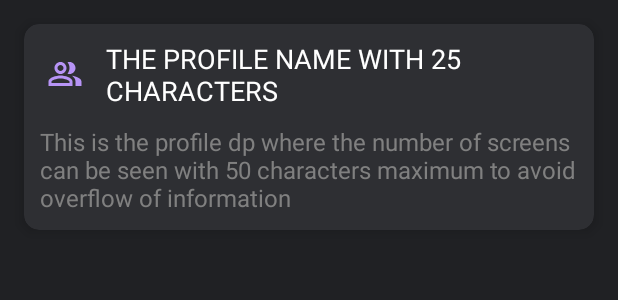
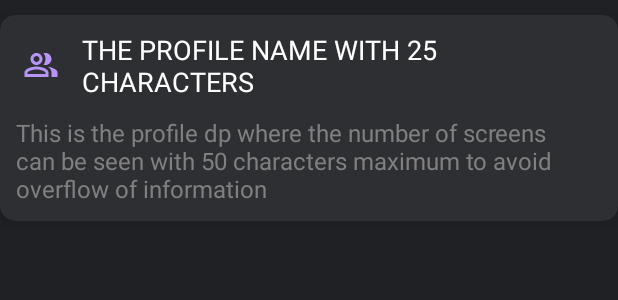
Before and after one commit to AnuragGorkar/CoviCareApp, an Android app: the layout custom_groups_added_card.xml on its own in the app's theme, with its tools: preview values and no code run, on a phone screen of 412 x 824 dp. Shown: the top 300 px of the screen. Run offline under Robolectric (Android 15) with nearby library versions, the phone set to English and light mode, and no system bars.

Commit message:
Groups Added Card

```diff
--- a/app/src/main/res/layout/custom_groups_added_card.xml
+++ b/app/src/main/res/layout/custom_groups_added_card.xml
@@ -3,18 +3,17 @@
     xmlns:app="http://schemas.android.com/apk/res-auto"
     android:layout_width="match_parent"
     android:layout_height="wrap_content"
-    android:layout_margin="16dp"
+    android:layout_marginTop="10dp"
     android:background="@drawable/custom_toolbar_background"
     app:cardBackgroundColor="@color/black_600"
     app:cardCornerRadius="10dp"
     app:cardElevation="5dp">
 
     <LinearLayout
+        android:layout_margin="5dp"
         android:layout_width="match_parent"
         android:layout_height="match_parent"
-        android:layout_margin="5dp"
         android:orientation="horizontal">
-
 
         <LinearLayout
             android:layout_width="wrap_content"
--- a/app/src/main/res/layout/fragment_added_groups.xml
+++ b/app/src/main/res/layout/fragment_added_groups.xml
@@ -11,7 +11,6 @@
         android:id="@+id/recycler_view"
         android:layout_width="match_parent"
         android:layout_height="match_parent"
-        android:layout_marginTop="5dp"
         app:layout_constraintBottom_toBottomOf="parent"
         app:layout_constraintEnd_toEndOf="parent"
         app:layout_constraintStart_toStartOf="parent"
```
